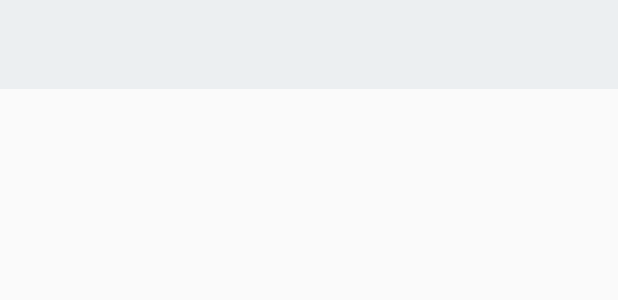
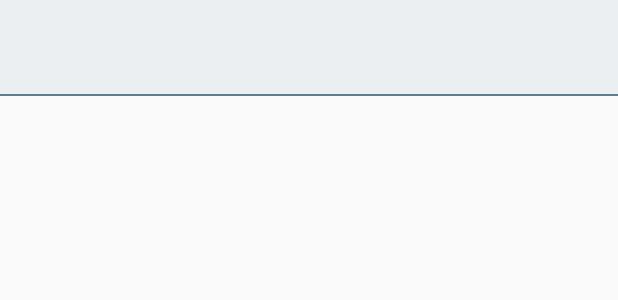
Before and after one commit to NarutoBratishka/Currency-Converter-AndroidApp, an Android app: the layout currency_list_item_view.xml on its own in the app's theme, with its tools: preview values and no code run, on a phone screen of 412 x 824 dp. Shown: the top 300 px of the screen. Run offline under Robolectric (Android 15) with nearby library versions, the phone set to English and light mode, and no system bars.

Commit message:
stable ver 1.0.0

```diff
--- a/app/src/main/res/layout/activity_main.xml
+++ b/app/src/main/res/layout/activity_main.xml
@@ -33,7 +33,8 @@
         app:layout_constraintStart_toStartOf="parent"
         app:layout_constraintTop_toTopOf="parent"
         app:layout_constraintVertical_bias="0.18"
-        android:autofillHints="0.00" />
+        android:autofillHints="0.00"
+        android:onClick="setSideForLeft" />
 
     <EditText
         android:id="@+id/value_right"
@@ -53,7 +54,8 @@
         app:layout_constraintRight_toRightOf="parent"
         app:layout_constraintStart_toEndOf="@+id/guideline"
         app:layout_constraintTop_toTopOf="parent"
-        android:autofillHints="0.00" />
+        android:autofillHints="0.00"
+        android:onClick="setSideForRight"/>
 
     <ImageButton
         android:layout_width="wrap_content"
--- a/app/src/main/res/layout/currency_list_item_view.xml
+++ b/app/src/main/res/layout/currency_list_item_view.xml
@@ -1,30 +1,57 @@
 <?xml version="1.0" encoding="utf-8"?>
-<FrameLayout xmlns:android="http://schemas.android.com/apk/res/android"
+<android.support.constraint.ConstraintLayout xmlns:android="http://schemas.android.com/apk/res/android"
+    xmlns:app="http://schemas.android.com/apk/res-auto"
     xmlns:tools="http://schemas.android.com/tools"
-    android:layout_width="match_parent" android:layout_height="wrap_content"
-    android:padding="16dp"
+    android:layout_width="match_parent"
+    android:layout_height="64dp"
     android:background="#eceff1">
+
+    <android.support.constraint.Guideline
+        android:id="@+id/guideline2"
+        android:layout_width="wrap_content"
+        android:layout_height="wrap_content"
+        android:orientation="vertical"
+        app:layout_constraintGuide_percent="0.7" />
 
     <TextView
         android:id="@+id/tv_item_currency_name"
-        android:layout_width="wrap_content"
-        android:layout_height="wrap_content"
-        android:layout_gravity="center_vertical|start"
+        android:layout_width="0dp"
+        android:layout_height="0dp"
+        android:gravity="center_vertical|start"
         android:fontFamily="monospace"
-        android:textSize="20sp"
+        android:textColor="@color/black"
+        android:textSize="18sp"
         android:textStyle="bold"
-        android:textColor="@color/black"
-        android:layout_marginEnd="88dp"/>
+        android:layout_marginStart="16dp"
+        android:layout_marginEnd="16dp"
+        app:layout_constraintBottom_toBottomOf="parent"
+        app:layout_constraintEnd_toStartOf="@+id/guideline2"
+        app:layout_constraintStart_toStartOf="parent"
+        app:layout_constraintTop_toTopOf="parent" />
 
     <TextView
         android:id="@+id/tv_item_currency_charcode"
-        android:layout_width="wrap_content"
-        android:layout_height="wrap_content"
-        android:layout_gravity="center_vertical|end"
+        android:layout_width="0dp"
+        android:layout_height="0dp"
+        android:gravity="center_vertical|start"
         android:fontFamily="monospace"
-        android:textSize="20sp"
+        android:textColor="@android:color/darker_gray"
+        android:textSize="18sp"
         android:textStyle="bold"
-        android:textColor="@android:color/darker_gray"
-        android:layout_marginEnd="20dp" />
+        android:layout_marginStart="16dp"
+        android:layout_marginEnd="16dp"
+        app:layout_constraintBottom_toBottomOf="parent"
+        app:layout_constraintEnd_toEndOf="parent"
+        app:layout_constraintStart_toStartOf="@+id/guideline2"
+        app:layout_constraintTop_toTopOf="parent" />
 
-</FrameLayout>
+    <ImageView
+        android:layout_width="match_parent"
+        android:layout_height="1dp"
+
+        android:src="#607d8b"
+        app:layout_constraintBottom_toBottomOf="parent"
+        tools:layout_editor_absoluteX="16dp" />
+
+
+</android.support.constraint.ConstraintLayout>
```
Also changed, not shown: app/src/main/java/ru/alexeysekatskiy/currencyconverter/EditTextListener.java (added, +47 -0 lines), app/src/main/java/ru/alexeysekatskiy/currencyconverter/MainActivity.java (+51 -36 lines), 1 other file.
